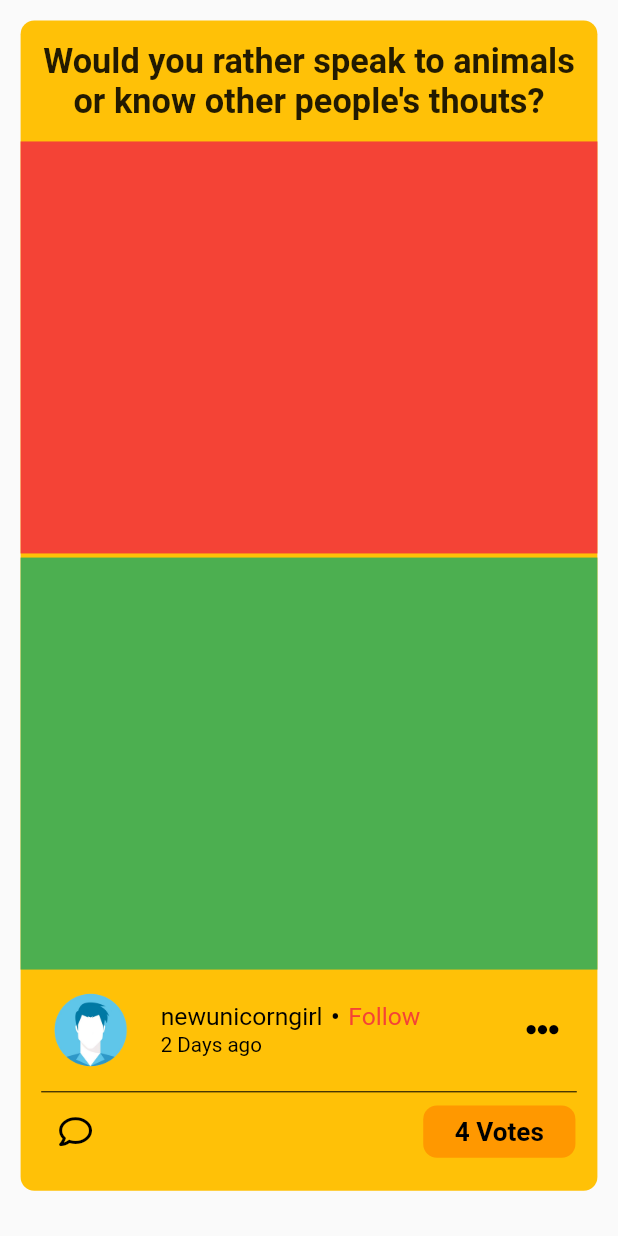
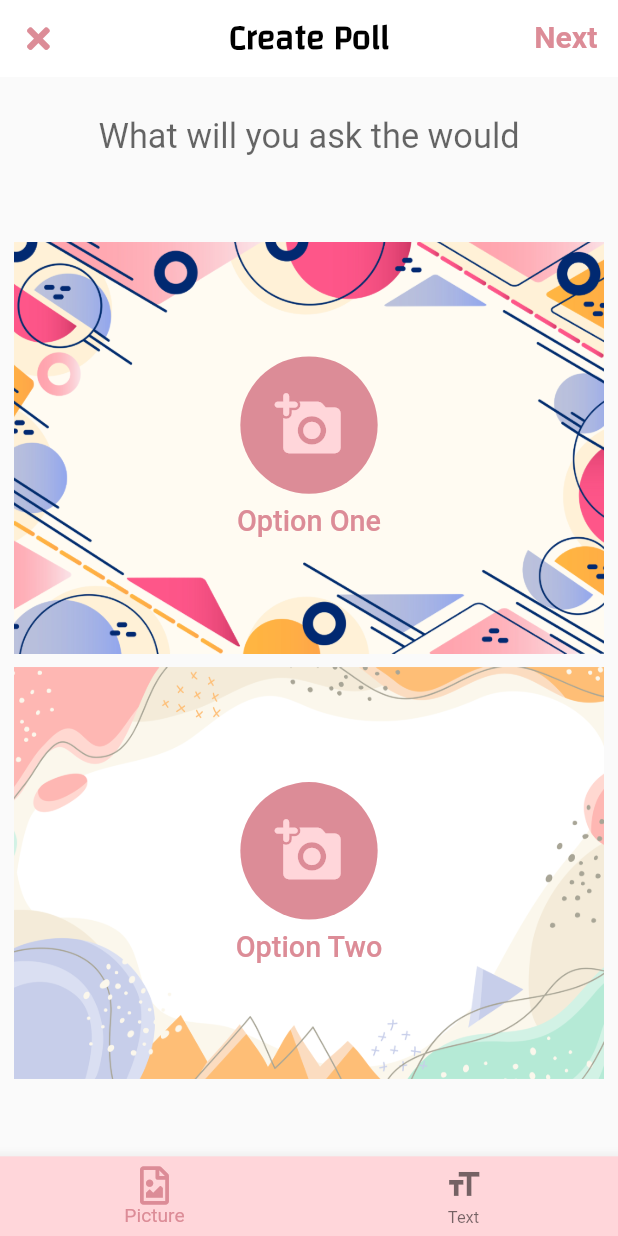
Before and after one commit to Abdelmoghit-IDH/whichOne, a Flutter app: the CreateTab screen opened directly, on a phone screen of 412 x 824 dp. Run offline on Flutter 3.47's test engine with Material 2 defaults, Android fonts, the light colour scheme and no system bars; drawn by our look-alikes of modal_progress_hud_nsn; our stand-ins replace cloud_firestore, firebase_auth, firebase_core, firebase_storage, font_awesome_flutter, image_picker and 2 more; accounts and stored records are empty.

Commit message:
Front-end create poll

```diff
--- /dev/null
+++ b/lib/components/create_tab/add_image.dart
@@ -0,0 +1,90 @@
+import 'dart:io';
+
+import 'package:flutter/material.dart';
+
+class AddImage extends StatelessWidget {
+  const AddImage({
+    Key? key,
+    this.index,
+    this.onPressed,
+    this.imageFile,
+  }) : super(key: key);
+
+  final int? index;
+  final VoidCallback? onPressed;
+  final File? imageFile;
+
+  rightOption(int index) {
+    if (index == 1)
+      return 'One';
+    else
+      return 'Two';
+  }
+
+  @override
+  Widget build(BuildContext context) {
+    return Column(
+      children: [
+        Stack(
+          children: [
+            Column(
+              children: [
+                Container(
+                  height: 300,
+                  child: Image.asset(
+                    'assets/images/poll$index.png',
+                    fit: BoxFit.cover,
+                  ),
+                ),
+              ],
+            ),
+            Container(
+              height: 300,
+              child: Center(
+                child: Column(
+                  mainAxisAlignment: MainAxisAlignment.center,
+                  children: [
+                    Container(
+                      height: 100,
+                      width: 100,
+                      decoration: new BoxDecoration(
+                        color: Color(0xFFdc8c97),
+                        shape: BoxShape.circle,
+                      ),
+                      child: IconButton(
+                        onPressed: onPressed,
+                        icon: Icon(
+                          Icons.add_a_photo_rounded,
+                          color: Color(0xFFffd6da),
+                          size: 50,
+                        ),
+                      ),
+                    ),
+                    SizedBox(height: 8),
+                    Text(
+                      'Option ${rightOption(index!)}',
+                      style: TextStyle(
+                        fontSize: 21,
+                        fontWeight: FontWeight.w500,
+                        color: Color(0xFFdc8c97),
+                      ),
+                    )
+                  ],
+                ),
+              ),
+            ),
+            if (imageFile != null)
+              Container(
+                height: 300,
+                width: double.infinity,
+                child: Image.file(
+                  imageFile!,
+                  fit: BoxFit.cover,
+                ),
+              ),
+          ],
+        ),
+      ],
+    );
+  }
+}
--- /dev/null
+++ b/lib/components/create_tab/picture_poll.dart
@@ -0,0 +1,38 @@
+import 'dart:io';
+import 'package:flutter/material.dart';
+import 'add_image.dart';
+
+class PicturePoll extends StatelessWidget {
+  const PicturePoll({
+    Key? key,
+    this.imageFile1,
+    this.imageFile2,
+    this.onPressed1,
+    this.onPressed2,
+  }) : super(key: key);
+
+  final File? imageFile1;
+  final File? imageFile2;
+  final VoidCallback? onPressed1;
+  final VoidCallback? onPressed2;
+
+  @override
+  Widget build(BuildContext context) {
+    return Column(
+      children: [
+        SizedBox(height: 10),
+        AddImage(
+          index: 1,
+          imageFile: imageFile1,
+          onPressed: onPressed1,
+        ),
+        SizedBox(height: 10),
+        AddImage(
+          index: 2,
+          imageFile: imageFile2,
+          onPressed: onPressed2,
+        ),
+      ],
+    );
+  }
+}
--- a/lib/screens/home/home_tabs/create_tab.dart
+++ b/lib/screens/home/home_tabs/create_tab.dart
@@ -1,145 +1,232 @@
+import 'dart:io' as io;
+import 'dart:io';
+import 'package:azedpolls/components/circular_indicator.dart';
+import 'package:azedpolls/components/create_tab/picture_poll.dart';
+import 'package:azedpolls/components/create_tab/text_poll.dart';
+import 'package:firebase_storage/firebase_storage.dart' as firebase_storage;
 import 'package:flutter/material.dart';
 import 'package:font_awesome_flutter/font_awesome_flutter.dart';
+import 'package:image_picker/image_picker.dart';
+import 'package:modal_progress_hud_nsn/modal_progress_hud_nsn.dart';
+import 'package:path/path.dart';
+import 'package:top_snackbar_flutter/custom_snack_bar.dart';
+import 'package:top_snackbar_flutter/top_snack_bar.dart';
 
-class CreateTab extends StatelessWidget {
-  const CreateTab({Key? key}) : super(key: key);
+class CreateTab extends StatefulWidget {
+  const CreateTab({
+    Key? key,
+    this.callback,
+  }) : super(key: key);
+
+  final VoidCallback? callback;
+
+  @override
+  _CreateTabState createState() => _CreateTabState();
+}
+
+class _CreateTabState extends State<CreateTab> {
+  int _selectedPageIndex = 0;
+  File? _imageFile1;
+  File? _imageFile2;
+  bool _isLoading = false;
+  final picker = ImagePicker();
+
+  Future uploadImageToFirebase(File imageFile) async {
+    String fileName = basename(imageFile.path);
+    firebase_storage.Reference ref = firebase_storage.FirebaseStorage.instance
+        .ref()
+        .child('uploads')
+        .child('/$fileName');
+
+    final metadata = firebase_storage.SettableMetadata(
+      contentType: 'image/jpeg',
+      customMetadata: {'picked-file-path': fileName},
+    );
+    firebase_storage.UploadTask uploadTask;
+    uploadTask = ref.putFile(io.File(imageFile.path), metadata);
+    Future.value(uploadTask)
+        .then((value) => {print("Upload file path ${value.ref.fullPath}")})
+        .onError((error, stackTrace) =>
+            {print("Upload file path error ${error.toString()} ")});
+  }
+
+  Future pickImage1() async {
+    final pickedFile = await picker.pickImage(source: ImageSource.gallery);
+
+    setState(() {
+      _imageFile1 = File(pickedFile!.path);
+    });
+  }
+
+  Future pickImage2() async {
+    final pickedFile = await picker.pickImage(source: ImageSource.gallery);
+
+    setState(() {
+      _imageFile2 = File(pickedFile!.path);
+    });
+  }
+
+  _onItemTapped(int index) {
+    setState(() {
+      _selectedPageIndex = index;
+    });
+  }
+
+  void toggleSpinner() {
+    setState(() {
+      _isLoading = !_isLoading;
+    });
+  }
+
+  List<BottomNavigationBarItem> tabsItems = [
+    BottomNavigationBarItem(
+      icon: Icon(
+        FontAwesomeIcons.fileImage,
+      ),
+      label: "Picture",
+    ),
+    BottomNavigationBarItem(
+      icon: Icon(
+        Icons.format_size,
+      ),
+      label: "Text",
+    ),
+  ];
 
   @override
   Widget build(BuildContext context) {
-    return Padding(
-      padding: const EdgeInsets.symmetric(
-        horizontal: 15,
-        vertical: 15,
+    return GestureDetector(
+      onTap: () => FocusScope.of(context).unfocus(),
+      child: ModalProgressHUD(
+        inAsyncCall: _isLoading,
+        progressIndicator: CircularIndicator(),
+        child: Scaffold(
+          bottomNavigationBar: BottomNavigationBar(
+            iconSize: 28,
+            backgroundColor: Color(0xFFffd6da),
+            selectedItemColor: Color(0xFFdc8c97),
+            onTap: _onItemTapped,
+            currentIndex: _selectedPageIndex,
+            items: tabsItems,
           ),
-      child: Container(
-        decoration: BoxDecoration(
-          color: Colors.amber,
-          borderRadius: BorderRadius.all(
-            Radius.circular(10),
+          body: CustomScrollView(
+            slivers: [
+              SliverAppBar(
+                title: Text(
+                  "Create Poll",
+                  style: TextStyle(
+                    fontFamily: 'Changa',
+                    fontSize: 25,
+                    color: Colors.black,
+                    fontWeight: FontWeight.w600,
                   ),
                 ),
-        child: Padding(
-          padding: const EdgeInsets.symmetric(
-            vertical: 15,
+                leading: IconButton(
+                  onPressed: () {
+                    widget.callback!();
+                  },
+                  icon: Icon(
+                    FontAwesomeIcons.times,
+                    color: Color(0xFFdc8c97),
                   ),
+                ),
+                actions: [
+                  Padding(
+                    padding: const EdgeInsets.only(right: 6),
+                    child: TextButton(
+                      onPressed: () {
+                        toggleSpinner();
+                        if (_imageFile1 != null && _imageFile2 != null) {
+                          uploadImageToFirebase(_imageFile1!);
+                          uploadImageToFirebase(_imageFile2!).whenComplete(
+                            () => uploadImageToFirebase(_imageFile1!)
+                                .whenComplete(
+                              () => widget.callback!(),
+                            ),
+                          );
+                        } else {
+                          showTopSnackBar(
+                            context,
+                            CustomSnackBar.error(
+                              message: "Make sure to fill all requirements",
+                            ),
+                          );
+                        }
+                        toggleSpinner();
+                      },
+                      child: Text(
+                        "Next",
+                        style: TextStyle(
+                          fontSize: 22,
+                          color: Color(0xFFdc8c97),
+                          fontWeight: FontWeight.w600,
+                        ),
+                      ),
+                    ),
+                  )
+                ],
+                centerTitle: true,
+                automaticallyImplyLeading: false,
+                backgroundColor: Colors.white,
+                floating: true,
+                snap: true,
+                pinned: true,
+              ),
+              SliverList(
+                delegate: SliverChildListDelegate(
+                  [
+                    Padding(
+                      padding: const EdgeInsets.symmetric(horizontal: 10),
                       child: Column(
-            mainAxisSize: MainAxisSize.min,
                         children: [
+                          SizedBox(height: 10),
                           Padding(
-                padding: const EdgeInsets.only(
-                  bottom: 15,
-                  left: 15,
-                  right: 15,
+                            padding: const EdgeInsets.symmetric(horizontal: 20),
+                            child: TextField(
+                              maxLines: 2,
+                              textAlign: TextAlign.center,
+                              cursorHeight: 40,
+                              cursorColor: Color(0xFFdc8c97),
+                              style: TextStyle(
+                                fontSize: 25.0,
+                                height: 1.5,
+                                color: Colors.black,
                               ),
-                child: Text(
-                  "Would you rather speak to animals or know other people's thouts?",
-                  textAlign: TextAlign.center,
-                  style: TextStyle(
-                    fontWeight: FontWeight.w600,
+                              decoration: InputDecoration(
+                                labelStyle: TextStyle(
+                                  fontSize: 28,
+                                ),
+                                hintMaxLines: 1,
+                                hintText: "What will you ask the would",
+                                border: InputBorder.none,
+                                hintStyle: TextStyle(
                                   fontSize: 25,
                                 ),
                               ),
                             ),
-              Container(
-                width: double.infinity,
-                color: Colors.red,
-                height: 300,
                           ),
-              SizedBox(height: 3),
-              Container(
-                width: double.infinity,
-                color: Colors.green,
-                height: 300,
+                          if (_selectedPageIndex == 0)
+                            PicturePoll(
+                              imageFile1: _imageFile1,
+                              imageFile2: _imageFile2,
+                              onPressed1: pickImage1,
+                              onPressed2: pickImage2,
                             ),
-              Padding(
-                padding: const EdgeInsets.symmetric(vertical: 8),
-                child: ListTile(
-                  leading: CircleAvatar(
-                    backgroundColor: Colors.transparent,
-                    radius: 35,
-                    backgroundImage: AssetImage(
-                      'assets/images/profile.png',
+                          if (_selectedPageIndex != 0)
+                            TextPoll(
+                              onPressed1: () {
+                                print("on pressed 1");
+                              },
+                              onPressed2: () {
+                                print("on pressed 2");
+                              },
                             ),
-                  ),
-                  title: Row(
-                    children: [
-                      Text(
-                        "newunicorngirl",
-                        style: TextStyle(
-                          fontSize: 18,
-                          color: Colors.black,
-                        ),
-                      ),
-                      SizedBox(width: 6),
-                      Text(
-                        "•",
-                        style: TextStyle(
-                          fontSize: 20,
-                          color: Colors.black,
-                        ),
-                      ),
-                      SizedBox(width: 6),
-                      Text(
-                        "Follow",
-                        style: TextStyle(
-                          fontSize: 18,
-                          color: Colors.red,
+                        ],
                       ),
                     ),
                   ],
                 ),
-                  subtitle: Text(
-                    "2 Days ago",
-                    style: TextStyle(
-                      fontSize: 15,
-                      color: Colors.black,
               ),
-                  ),
-                  trailing: IconButton(
-                    onPressed: () {},
-                    icon: Icon(
-                      FontAwesomeIcons.ellipsisH,
-                      color: Colors.black,
-                    ),
-                  ),
-                ),
-              ),
-              Padding(
-                padding: const EdgeInsets.symmetric(horizontal: 15),
-                child: Divider(
-                  height: 2,
-                  color: Colors.black,
-                ),
-              ),
-              ListTile(
-                leading: IconButton(
-                  onPressed: () {},
-                  icon: Icon(
-                    FontAwesomeIcons.comment,
-                    color: Colors.black,
-                  ),
-                ),
-                trailing: Container(
-                  padding: EdgeInsets.all(8),
-                  decoration: BoxDecoration(
-                    color: Colors.orange,
-                    borderRadius: BorderRadius.all(
-                      Radius.circular(10),
-                    ),
-                  ),
-                  child: Padding(
-                    padding: const EdgeInsets.symmetric(horizontal: 15),
-                    child: Text(
-                      "4 Votes",
-                      style: TextStyle(
-                        fontSize: 19,
-                        fontWeight: FontWeight.w600,
-                        color: Colors.black,
-                      ),
-                    ),
-                  ),
-                ),
-              )
             ],
           ),
         ),
--- a/pubspec.yaml
+++ b/pubspec.yaml
@@ -25,6 +25,8 @@ dependencies:
   cloud_firestore: ^2.5.3
   firebase_core: ^1.7.0
   crypto: ^3.0.1
+  image_picker:
+  firebase_storage: ^10.0.5
 
 dev_dependencies:
   flutter_test:
```
Also changed, not shown: lib/components/create_tab/add_text.dart (added, +63 -0 lines), lib/components/create_tab/text_poll.dart (added, +32 -0 lines), lib/screens/home/home.dart (+38 -20 lines), assets/images/poll1.png (added), assets/images/poll2.png (added), pubspec.lock, 1 other file. Lines whose indentation alone changed are shown as unchanged.
